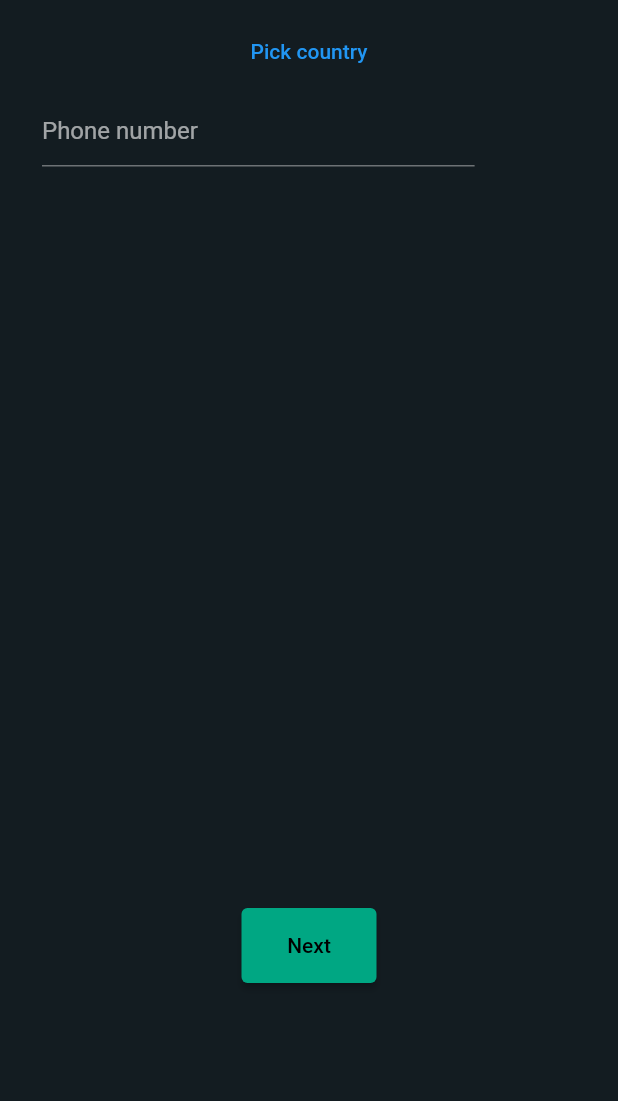
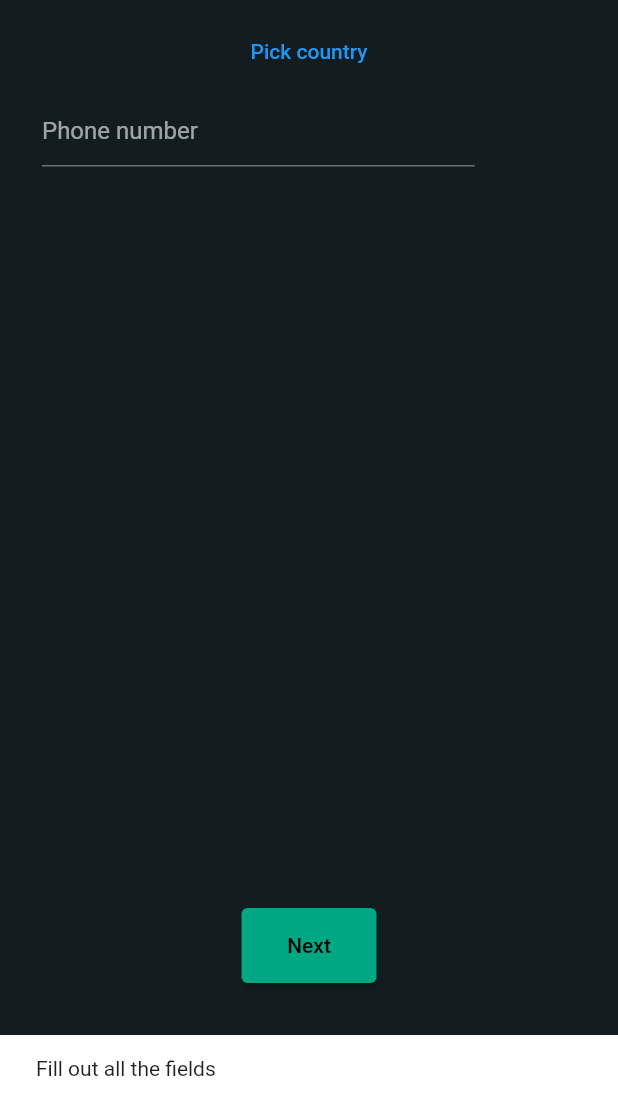
Before and after one commit to Montekkundan/lifeloop, a Flutter app: the LoginScreen screen opened by its route, after a tap on "Next", on a phone screen of 412 x 824 dp, the part 135-1236 px from its top. Run offline on Flutter 3.47's test engine with Material 2 defaults, Android fonts, the light colour scheme and no system bars; our stand-ins replace cloud_firestore, country_picker, firebase_auth, firebase_core, flutter_riverpod; accounts and stored records are empty.

Commit message:
added auth controller for phone login

```diff
--- a/lib/features/auth/repository/auth_repository.dart
+++ b/lib/features/auth/repository/auth_repository.dart
@@ -3,9 +3,12 @@
 import 'package:cloud_firestore/cloud_firestore.dart';
 import 'package:firebase_auth/firebase_auth.dart';
 import 'package:flutter/cupertino.dart';
+import 'package:flutter_riverpod/flutter_riverpod.dart';
 
 import '../../../common/utils/utils.dart';
 import '../screens/otp_screen.dart';
+
+final authRepositoryProvider = Provider((ref) => AuthRepository(auth: FirebaseAuth.instance, firestore: FirebaseFirestore.instance));
 
 class AuthRepository {
   final FirebaseAuth auth;
@@ -15,6 +18,7 @@ class AuthRepository {
     required this.auth,
     required this.firestore,
   });
+
 
    void signInWithPhone(BuildContext context, String phoneNumber) async {
     try {
--- a/lib/features/auth/screens/login_screen.dart
+++ b/lib/features/auth/screens/login_screen.dart
@@ -1,17 +1,21 @@
 import 'package:country_picker/country_picker.dart';
 import 'package:flutter/material.dart';
+import 'package:flutter_riverpod/flutter_riverpod.dart';
 import 'package:lifeloop/colors.dart';
 import 'package:lifeloop/common/widgets/custom_button.dart';
 
-class LoginScreen extends StatefulWidget {
+import '../../../common/utils/utils.dart';
+import '../controller/auth_controller.dart';
+
+class LoginScreen extends ConsumerStatefulWidget {
   static const routeName = '/login-screen';
   const LoginScreen({super.key});
 
   @override
-  State<LoginScreen> createState() => _LoginScreenState();
+  ConsumerState<LoginScreen> createState() => _LoginScreenState();
 }
 
-class _LoginScreenState extends State<LoginScreen> {
+class _LoginScreenState extends ConsumerState<LoginScreen> {
   final phoneController = TextEditingController();
   Country? country;
   @override
@@ -27,6 +31,14 @@ class _LoginScreenState extends State<LoginScreen> {
             country = _country;
           });
         });
+  }
+      void sendPhoneNumber() {
+    String phoneNumber = phoneController.text.trim();
+    if (country != null && phoneNumber.isNotEmpty) {
+      ref.read(authControllerProvider).signInWithPhone(context, '+${country!.phoneCode}$phoneNumber');
+    } else {
+      showSnackBar(context: context, content: 'Fill out all the fields');
+    }
   }
   @override
   Widget build(BuildContext context) {
@@ -60,7 +72,7 @@ class _LoginScreenState extends State<LoginScreen> {
           SizedBox(height: size.height *0.6,),
           SizedBox(
             width: 90,
-            child: CustomButton(text: 'Next', onPressed: () {})
+            child: CustomButton(text: 'Next', onPressed: sendPhoneNumber,)
           )
         ]),
       ),
--- a/lib/main.dart
+++ b/lib/main.dart
@@ -1,5 +1,6 @@
 import 'package:firebase_core/firebase_core.dart';
 import 'package:flutter/material.dart';
+import 'package:flutter_riverpod/flutter_riverpod.dart';
 import 'package:lifeloop/colors.dart';
 import 'package:lifeloop/features/landing/screens/landing_screen.dart';
 import 'package:lifeloop/firebase_options.dart';
@@ -9,7 +10,7 @@ void main() async {
   await Firebase.initializeApp(
     options: DefaultFirebaseOptions.currentPlatform,
   );
-  runApp(const MyApp());
+  runApp( const ProviderScope(child: MyApp()));
 }
 
 class MyApp extends StatelessWidget {
--- a/pubspec.yaml
+++ b/pubspec.yaml
@@ -41,6 +41,8 @@ dependencies:
   firebase_storage: ^11.2.1
   country_picker: ^2.0.20
   flutter_riverpod: ^2.3.6
+  url_launcher: ^6.1.11
+  flutter_linkify: ^6.0.0
 
 dev_dependencies:
   flutter_test:
```
Also changed, not shown: lib/features/auth/controller/auth_controller.dart (added, +19 -0 lines), pubspec.lock, 9 other files.
